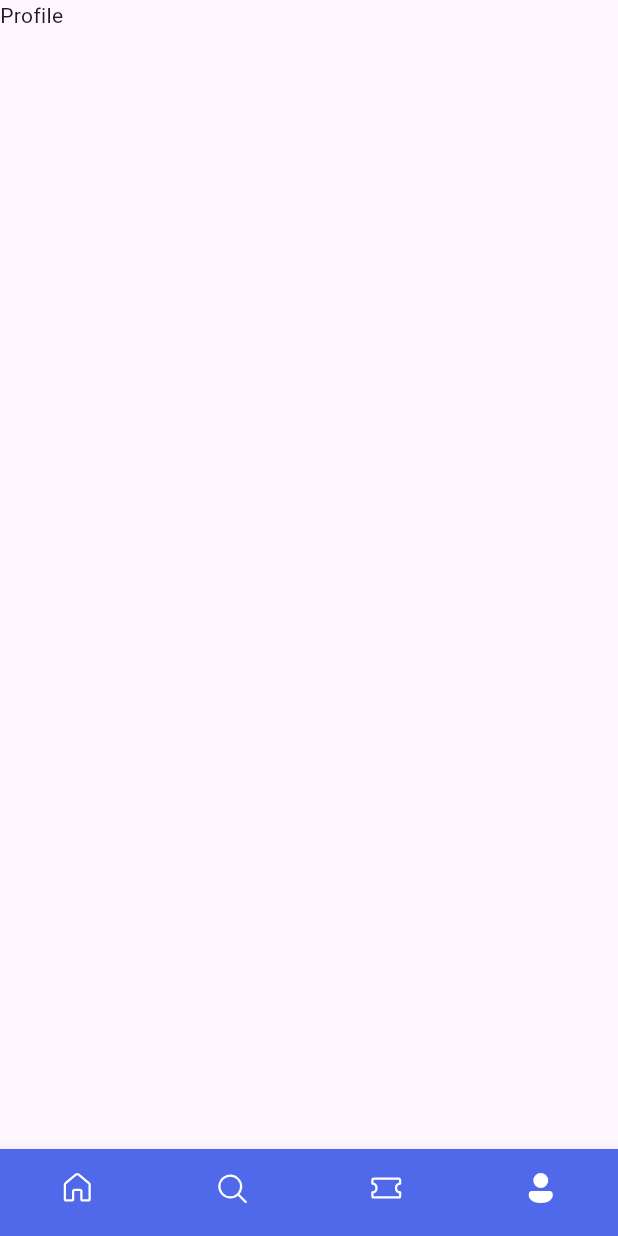
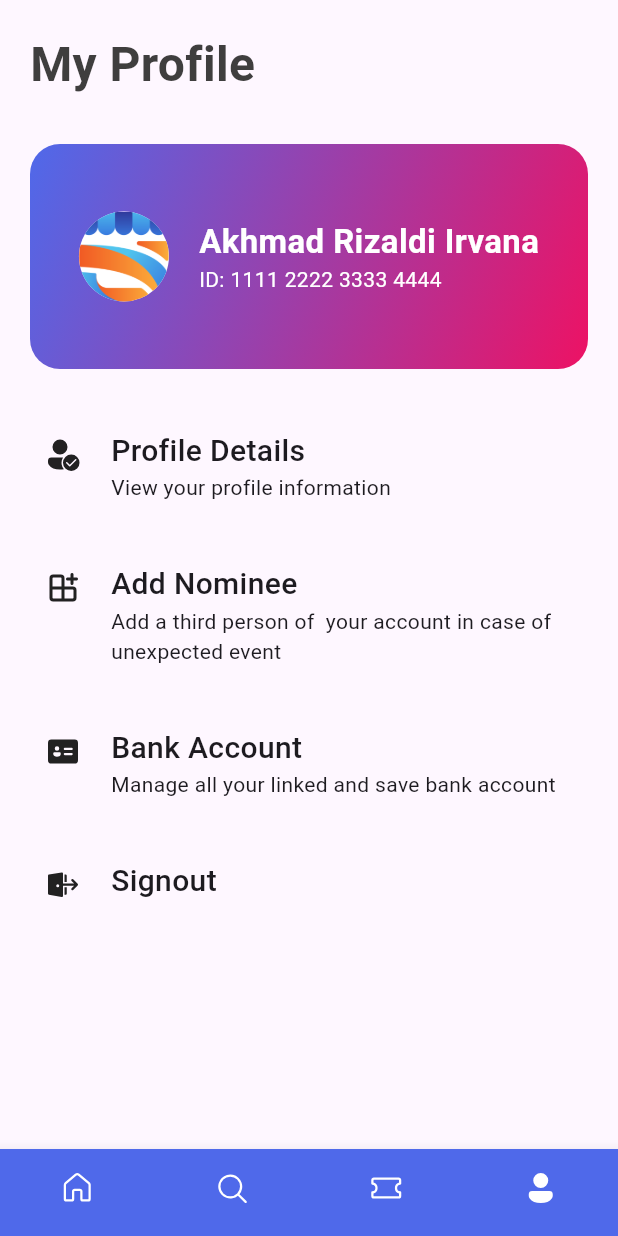
Before and after one commit to akurizaldirv/ticket-app, a Flutter app: the screen it shows after launch, item 4 of the bottom bar chosen, on a phone screen of 412 x 824 dp. Run offline on Flutter 3.47's test engine with Material 3 defaults, Android fonts, the phone set to English and light mode, and no system bars; our stand-ins replace barcode_widget, fluentui_icons, font_awesome_flutter.

Commit message:
add profile screen

```diff
--- a/lib/base/bottom_nav_bar.dart
+++ b/lib/base/bottom_nav_bar.dart
@@ -4,6 +4,7 @@ import 'package:flutter/services.dart';
 import 'package:ticket_app/base/resource/styles/app_styles.dart';
 import 'package:ticket_app/screens/all_tickets.dart';
 import 'package:ticket_app/screens/home_screen.dart';
+import 'package:ticket_app/screens/profile_screen.dart';
 import 'package:ticket_app/screens/search_screen.dart';
 
 class BottomNavBar extends StatefulWidget {
@@ -19,7 +20,7 @@ class _BottomNavBarState extends State<BottomNavBar> {
     HomeScreen(),
     SearchScreen(),
     AllTickets(),
-    Text("Profile"),
+    ProfileScreen(),
   ];
   late int _selectedIndex;
 
--- /dev/null
+++ b/lib/base/widget/menu_with_icon.dart
@@ -0,0 +1,55 @@
+import 'package:fluentui_icons/fluentui_icons.dart';
+import 'package:flutter/material.dart';
+import 'package:ticket_app/base/resource/styles/app_styles.dart';
+
+class MenuWithIcon extends StatelessWidget {
+  final IconData icon;
+  final String title;
+  final String? description;
+  final VoidCallback? onTapFunc;
+  const MenuWithIcon(
+      {super.key,
+      required this.icon,
+      required this.title,
+      this.description,
+      this.onTapFunc});
+
+  @override
+  Widget build(BuildContext context) {
+    return InkWell(
+      borderRadius: const BorderRadius.all(Radius.circular(20)),
+      onTap: onTapFunc ?? () {},
+      child: Container(
+        padding: const EdgeInsets.all(10),
+        decoration: const BoxDecoration(
+            borderRadius: BorderRadius.all(Radius.circular(20))),
+        child: Row(
+          crossAxisAlignment: CrossAxisAlignment.start,
+          children: <Widget>[
+            Padding(
+              padding: const EdgeInsets.only(top: 5),
+              child: Icon(icon, size: 24),
+            ),
+            const SizedBox(
+              width: 20,
+            ),
+            Expanded(
+              child: Column(
+                crossAxisAlignment: CrossAxisAlignment.start,
+                mainAxisAlignment: MainAxisAlignment.center,
+                children: [
+                  Text(
+                    title,
+                    style:
+                        AppStyles.headline3.copyWith(fontWeight: FontWeight.w500),
+                  ),
+                  description != null ? Text(description!) : Container(),
+                ],
+              ),
+            )
+          ],
+        ),
+      ),
+    );
+  }
+}
--- /dev/null
+++ b/lib/screens/profile_screen.dart
@@ -0,0 +1,94 @@
+import 'package:fluentui_icons/fluentui_icons.dart';
+import 'package:flutter/material.dart';
+import 'package:font_awesome_flutter/font_awesome_flutter.dart';
+import 'package:ticket_app/base/resource/media/app_media.dart';
+import 'package:ticket_app/base/resource/styles/app_styles.dart';
+import 'package:ticket_app/base/widget/menu_with_icon.dart';
+
+class ProfileScreen extends StatelessWidget {
+  const ProfileScreen({super.key});
+
+  @override
+  Widget build(BuildContext context) {
+    return Scaffold(
+      body: ListView(
+        children: [
+          Padding(
+            padding:
+                const EdgeInsets.only(top: 20, left: 20, right: 20, bottom: 10),
+            child: Text(
+              "My Profile",
+              style: AppStyles.headline1,
+            ),
+          ),
+          Container(
+            margin: const EdgeInsets.all(20),
+            height: 150,
+            decoration: BoxDecoration(
+              gradient: LinearGradient(
+                  colors: [AppStyles.primaryColor, AppStyles.secondaryColor],
+                  begin: Alignment.topLeft,
+                  end: Alignment.bottomRight),
+              borderRadius: const BorderRadius.all(
+                Radius.circular(20),
+              ),
+            ),
+            child: Row(
+              mainAxisAlignment: MainAxisAlignment.center,
+              crossAxisAlignment: CrossAxisAlignment.center,
+              children: [
+                const CircleAvatar(
+                  radius: 30,
+                  backgroundImage: AssetImage(AppMedia.logo),
+                  backgroundColor: Colors.white,
+                ),
+                const SizedBox(
+                  width: 20,
+                ),
+                Column(
+                  crossAxisAlignment: CrossAxisAlignment.start,
+                  mainAxisAlignment: MainAxisAlignment.center,
+                  children: [
+                    Text(
+                      "Akhmad Rizaldi Irvana",
+                      style: AppStyles.headline2
+                          .copyWith(fontSize: 22, color: Colors.white),
+                    ),
+                    const Text(
+                      "ID: 1111 2222 3333 4444",
+                      style: TextStyle(color: Colors.white),
+                    ),
+                  ],
+                )
+              ],
+            ),
+          ),
+          const Padding(
+              padding: EdgeInsets.symmetric(horizontal: 20, vertical: 10),
+              child: MenuWithIcon(
+                  icon: FluentSystemIcons.ic_fluent_person_available_filled,
+                  title: "Profile Details",
+                  description: "View your profile information")),
+          const Padding(
+              padding: EdgeInsets.symmetric(horizontal: 20, vertical: 10),
+              child: MenuWithIcon(
+                  icon: FluentSystemIcons.ic_fluent_apps_add_in_filled,
+                  title: "Add Nominee",
+                  description: "Add a third person of  your account in case of unexpected event")),
+          const Padding(
+              padding: EdgeInsets.symmetric(horizontal: 20, vertical: 10),
+              child: MenuWithIcon(
+                  icon: FluentSystemIcons.ic_fluent_contact_card_filled,
+                  title: "Bank Account",
+                  description: "Manage all your linked and save bank account")),
+          const Padding(
+              padding: EdgeInsets.symmetric(horizontal: 20, vertical: 10),
+              child: MenuWithIcon(
+                  icon: FluentSystemIcons.ic_fluent_sign_out_filled,
+                  title: "Signout",
+                  description: "")),
+        ],
+      ),
+    );
+  }
+}
--- a/pubspec.yaml
+++ b/pubspec.yaml
@@ -39,6 +39,8 @@ dependencies:
   intl: ^0.19.0
   font_awesome_flutter: ^10.7.0
   barcode_widget: ^2.0.4
+  printing: ^5.13.1
+  pdf: ^3.11.0
 
 dev_dependencies:
   flutter_test:
```
Also changed, not shown: pubspec.lock, 5 other files.
